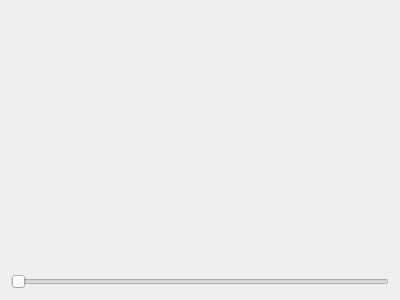
gyunaev/karlyriceditor, file src/dialog_renderpreview.ui: the form before one commit.
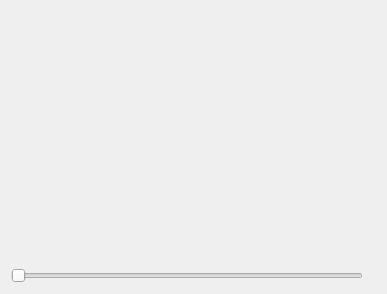
The form after the commit.

Diff of the .ui file:
```diff
--- a/src/dialog_renderpreview.ui
+++ b/src/dialog_renderpreview.ui
@@ -6,8 +6,8 @@
    <rect>
     <x>0</x>
     <y>0</y>
-    <width>400</width>
-    <height>300</height>
+    <width>387</width>
+    <height>294</height>
    </rect>
   </property>
   <property name="windowTitle">
@@ -16,17 +16,34 @@
   <layout class="QVBoxLayout" name="verticalLayout">
    <item>
     <widget class="QLabel" name="lblImage">
+     <property name="sizePolicy">
+      <sizepolicy hsizetype="Preferred" vsizetype="Preferred">
+       <horstretch>0</horstretch>
+       <verstretch>5</verstretch>
+      </sizepolicy>
+     </property>
      <property name="text">
       <string/>
      </property>
     </widget>
    </item>
+   <item>
+    <layout class="QHBoxLayout" name="horizontalLayout">
    <item>
     <widget class="QSlider" name="seekSlider">
      <property name="orientation">
       <enum>Qt::Horizontal</enum>
      </property>
     </widget>
+     </item>
+     <item>
+      <widget class="QLabel" name="lblTotal">
+       <property name="text">
+        <string/>
+       </property>
+      </widget>
+     </item>
+    </layout>
    </item>
   </layout>
  </widget>
```
Left out of the diff: 2 changed lines with no effect on the pictures. Lines whose indentation alone changed are shown as unchanged.
